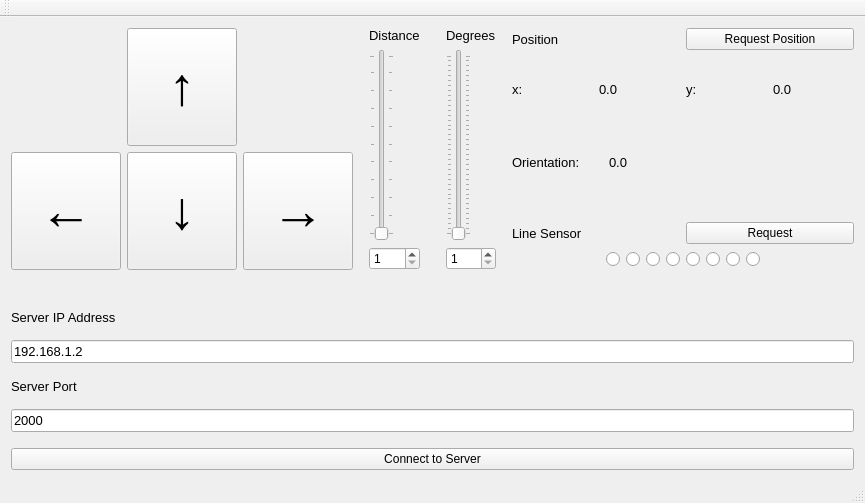
This is QtClients/MovementDebugger/mainwindow.ui in madhavpatel6/EmbeddedSystemDesign_Team02 as Qt 5 draws it before an edit. The edited form follows.
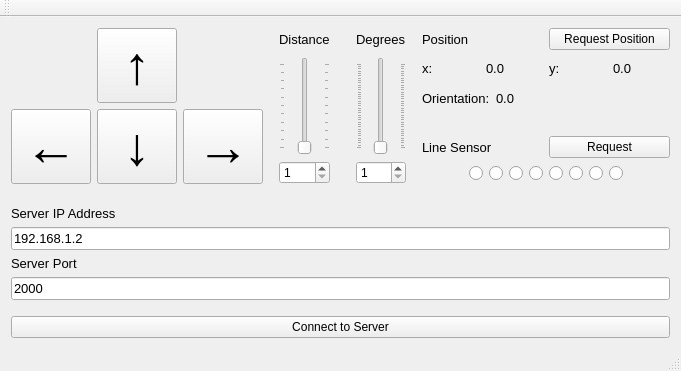
This is the edited form.

Commit message: Layout changes for movement debugger

What changed in the file:
```diff
--- a/QtClients/MovementDebugger/mainwindow.ui
+++ b/QtClients/MovementDebugger/mainwindow.ui
@@ -6,8 +6,8 @@
    <rect>
     <x>0</x>
     <y>0</y>
-    <width>865</width>
-    <height>503</height>
+    <width>671</width>
+    <height>371</height>
    </rect>
   </property>
   <property name="windowTitle">
@@ -18,7 +18,7 @@
     <item>
      <layout class="QVBoxLayout" name="verticalLayout" stretch="10,1,7">
       <item>
-       <layout class="QHBoxLayout" name="horizontalLayout" stretch="1,0,0,1">
+       <layout class="QHBoxLayout" name="horizontalLayout" stretch="1,0,0,0">
         <property name="bottomMargin">
          <number>0</number>
         </property>
@@ -123,6 +123,18 @@
           </property>
           <item>
            <widget class="QLabel" name="lbl_distance">
+            <property name="sizePolicy">
+             <sizepolicy hsizetype="Preferred" vsizetype="Minimum">
+              <horstretch>0</horstretch>
+              <verstretch>0</verstretch>
+             </sizepolicy>
+            </property>
+            <property name="minimumSize">
+             <size>
+              <width>0</width>
+              <height>23</height>
+             </size>
+            </property>
             <property name="font">
              <font>
               <pointsize>10</pointsize>
@@ -135,6 +147,12 @@
           </item>
           <item>
            <widget class="QSlider" name="sl_distance">
+            <property name="sizePolicy">
+             <sizepolicy hsizetype="Expanding" vsizetype="Expanding">
+              <horstretch>0</horstretch>
+              <verstretch>0</verstretch>
+             </sizepolicy>
+            </property>
             <property name="layoutDirection">
              <enum>Qt::LeftToRight</enum>
             </property>
@@ -165,7 +183,7 @@
          </layout>
         </item>
         <item>
-         <layout class="QVBoxLayout" name="verticalLayout_6">
+         <layout class="QVBoxLayout" name="verticalLayout_6" stretch="0,0,0">
           <property name="leftMargin">
            <number>10</number>
           </property>
@@ -177,6 +195,18 @@
           </property>
           <item>
            <widget class="QLabel" name="lbl_degrees">
+            <property name="sizePolicy">
+             <sizepolicy hsizetype="Preferred" vsizetype="Minimum">
+              <horstretch>0</horstretch>
+              <verstretch>0</verstretch>
+             </sizepolicy>
+            </property>
+            <property name="minimumSize">
+             <size>
+              <width>0</width>
+              <height>23</height>
+             </size>
+            </property>
             <property name="font">
              <font>
               <pointsize>10</pointsize>
@@ -189,6 +219,15 @@
           </item>
           <item>
            <widget class="QSlider" name="sl_degrees">
+            <property name="sizePolicy">
+             <sizepolicy hsizetype="Expanding" vsizetype="Expanding">
+              <horstretch>0</horstretch>
+              <verstretch>0</verstretch>
+             </sizepolicy>
+            </property>
+            <property name="layoutDirection">
+             <enum>Qt::LeftToRight</enum>
+            </property>
             <property name="minimum">
              <number>1</number>
             </property>
```
